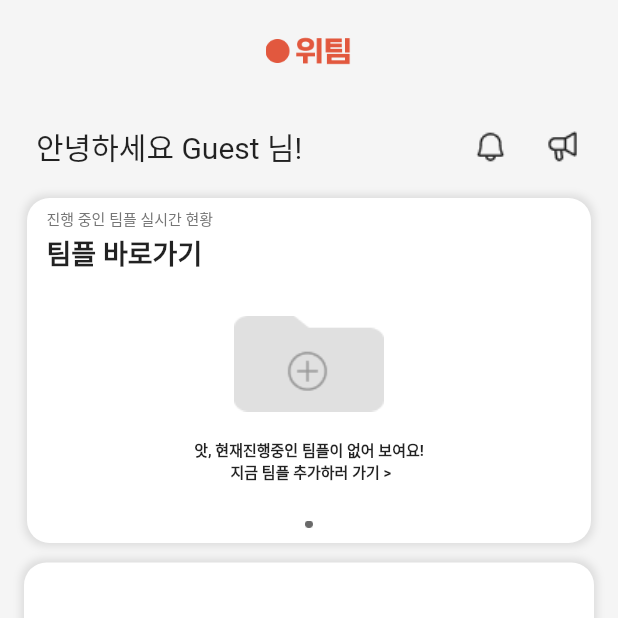
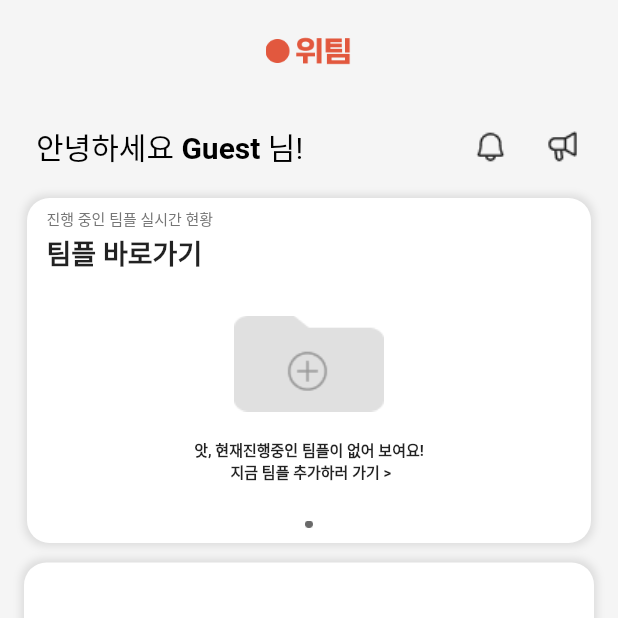
Before and after one commit to dinhoitt/weteam, a Flutter app: the Home screen opened directly, on a phone screen of 412 x 824 dp, the top half of it. Run offline on Flutter 3.47's test engine with Material 2 defaults, Android fonts, the phone set to English and light mode, and no system bars; our stand-ins replace get, image_picker, table_calendar; accounts and stored records are empty; project files that could hold a hidden picture were left out.

Commit message:
Fix:(login, home_widget/top_widget)

```diff
--- a/lib/src/model/user.dart
+++ b/lib/src/model/user.dart
@@ -5,6 +5,7 @@ class User {
   String nickname;
   int verifyUsername;
   int verifyNickname;
+  String? imageUrl;
 
   User({
     this.uid = "",
@@ -13,16 +14,18 @@ class User {
     this.nickname = "",
     this.verifyUsername = 1,
     this.verifyNickname = 1,
+    this.imageUrl,
   });
 
   factory User.fromJson(Map<String, dynamic> json) {
     return User(
-      uid: json['uid'],
-      username: json['username'],
-      password: json['password'],
-      nickname: json['nickname'] as String,
+      uid: json['uid'] ?? "",
+      username: json['username'] ?? "",
+      password: json['password'] ?? "",
+      nickname: json['nickname'] ?? "",
       verifyUsername: json['verifyusername'] ?? 1,
       verifyNickname: json['verifyNickname'] ?? 1,
+      imageUrl: json['imageUrl'],
     );
   }
 
@@ -33,5 +36,6 @@ class User {
         'nickname': nickname,
         'verifyUsername': verifyUsername,
         'verifyNickname': verifyNickname,
+        'imageUrl': imageUrl,
       };
 }
--- a/lib/src/util/api_service.dart
+++ b/lib/src/util/api_service.dart
@@ -21,6 +21,7 @@ class ApiService {
     }
   }
 
+  //회원가입
   Future<void> signUp(User uid) async {
     final response = await http.post(
       Uri.parse("$_baseUrl/members/join"),
--- a/lib/src/widget/home_widget/top_widget.dart
+++ b/lib/src/widget/home_widget/top_widget.dart
@@ -24,9 +24,20 @@ class TopWidget extends StatelessWidget {
             // currentUser가 null이 아닐 때 닉네임 표시, null이면 'Guest' 표시
             String NickName =
                 accountController.currentUser.value?.nickname ?? 'Guest';
-            return Text(
-              '안녕하세요 $NickName 님!',
-              style: const TextStyle(fontSize: 20.0),
+            return RichText(
+              text: TextSpan(
+                style: const TextStyle(
+                    fontSize: 20.0, color: Colors.black), // Default text style
+                children: <TextSpan>[
+                  const TextSpan(text: '안녕하세요 '), // Unstyled
+                  TextSpan(
+                    text: NickName, // Variable to insert
+                    style: const TextStyle(
+                        fontWeight: FontWeight.bold), // Bold text style
+                  ),
+                  const TextSpan(text: ' 님!'), // Unstyled
+                ],
+              ),
             );
           }),
           Row(
```
